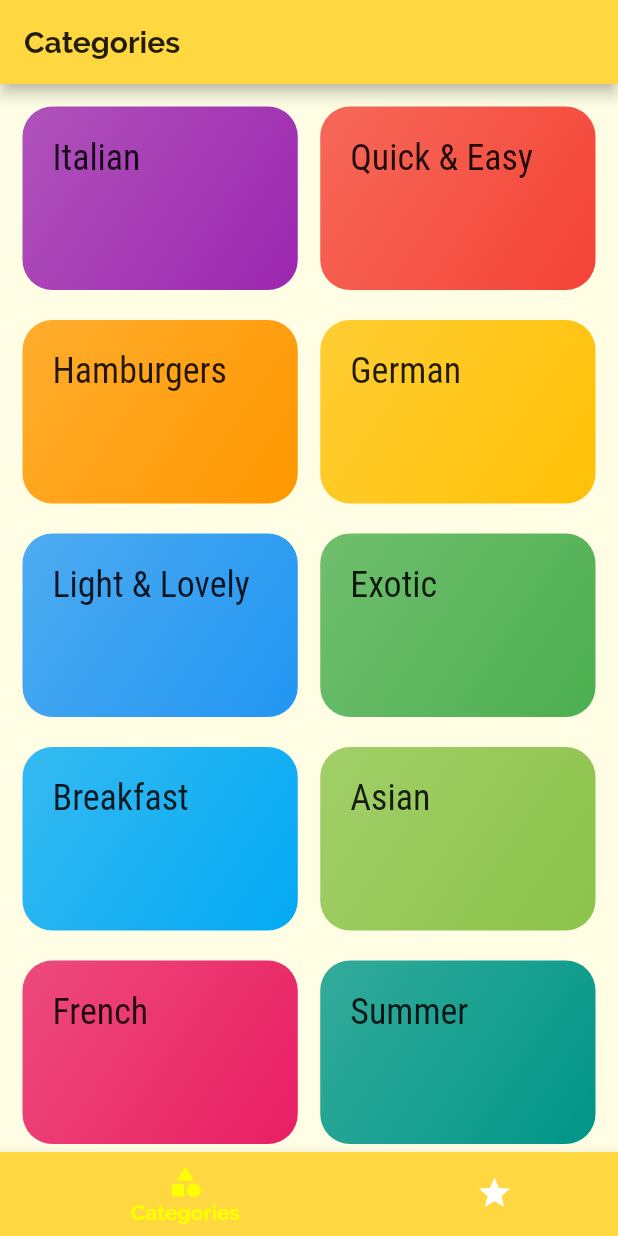
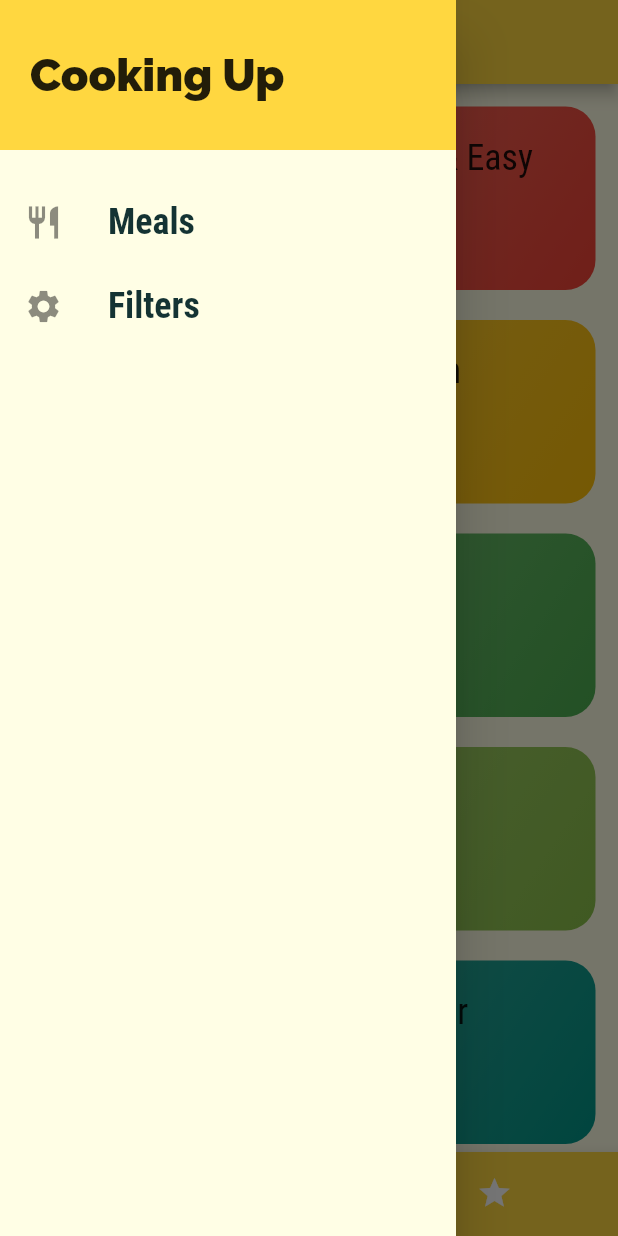
Before and after one commit to hammadkhan30/Recipe_app, a Flutter app: the screen it shows after launch, with the side drawer open (before the commit the screen has no drawer), on a phone screen of 412 x 824 dp. Run offline on Flutter 3.47's test engine with Material 2 defaults, Android fonts, the phone set to English and light mode, and no system bars.

Commit message:
added the drawer and the favourite pages

```diff
--- a/lib/main.dart
+++ b/lib/main.dart
@@ -4,6 +4,7 @@ import 'package:flutter/material.dart';
 import './view/categories_screen.dart';
 import './view/tabs_screen.dart';
 import './view/meal_detail.dart';
+import './view/filters_screen.dart';
 
 void main() => runApp(RecipeApp());
 
@@ -35,6 +36,7 @@ class RecipeApp extends StatelessWidget {
         '/': (ctx) => TabsScreen(),
         CategorieMealsScreen.routeName: (ctx) => CategorieMealsScreen(),
         MealDetailScreen.routeName: (ctx) => MealDetailScreen(),
+        FiltersScreen.routeName: (ctx) => FiltersScreen(),
       },
       onGenerateRoute: (settings) {
         print(settings.arguments);
--- /dev/null
+++ b/lib/view/filters_screen.dart
@@ -0,0 +1,19 @@
+import 'package:flutter/material.dart';
+import './main_drawer.dart';
+
+class FiltersScreen extends StatelessWidget {
+  static const routeName = '/filters';
+
+  @override
+  Widget build(BuildContext context) {
+    return Scaffold(
+      appBar: AppBar(
+        title: Text("Filters"),
+      ),
+      drawer: MainDrawer(),
+      body: Center(
+        child: Text("Filters"),
+      ),
+    );
+  }
+}
--- /dev/null
+++ b/lib/view/main_drawer.dart
@@ -0,0 +1,64 @@
+import 'package:flutter/material.dart';
+import './filters_screen.dart';
+
+class MainDrawer extends StatelessWidget {
+  Widget buildListTile(String title, IconData icon, Function tapHandler) {
+    return ListTile(
+      leading: Icon(
+        icon,
+        size: 26,
+      ),
+      title: Text(
+        title,
+        style: TextStyle(
+          fontFamily: 'RobotoCondensed',
+          fontSize: 24,
+          fontWeight: FontWeight.bold,
+        ),
+      ),
+      onTap: tapHandler,
+    );
+  }
+
+  @override
+  Widget build(BuildContext context) {
+    return Drawer(
+      child: Column(
+        children: <Widget>[
+          Container(
+            height: 100,
+            width: double.infinity,
+            padding: EdgeInsets.all(20),
+            alignment: Alignment.centerLeft,
+            color: Theme.of(context).primaryColor,
+            child: Text(
+              'Cooking Up ',
+              style: TextStyle(
+                fontWeight: FontWeight.w900,
+                fontSize: 30,
+                color: Colors.black87,
+              ),
+            ),
+          ),
+          SizedBox(
+            height: 20,
+          ),
+          buildListTile(
+            'Meals',
+            Icons.restaurant,
+            () {
+              Navigator.of(context).pushReplacementNamed('/');
+            },
+          ),
+          buildListTile(
+            'Filters',
+            Icons.settings,
+            () {
+              Navigator.of(context).pushReplacementNamed(FiltersScreen.routeName);
+            },
+          ),
+        ],
+      ),
+    );
+  }
+}
--- a/lib/view/tabs_screen.dart
+++ b/lib/view/tabs_screen.dart
@@ -1,6 +1,7 @@
 import 'package:flutter/material.dart';
 import './categories_screen.dart';
 import './favorites_screen.dart';
+import './main_drawer.dart';
 
 class TabsScreen extends StatefulWidget {
   @override
@@ -36,6 +37,7 @@ class _TabsScreenState extends State<TabsScreen> {
           _pages[_selectPageIndex]['title'],
         ),
       ),
+      drawer: MainDrawer(),
       body: _pages[_selectPageIndex]['page'],
       bottomNavigationBar: BottomNavigationBar(
         onTap: _selectPage,
```
